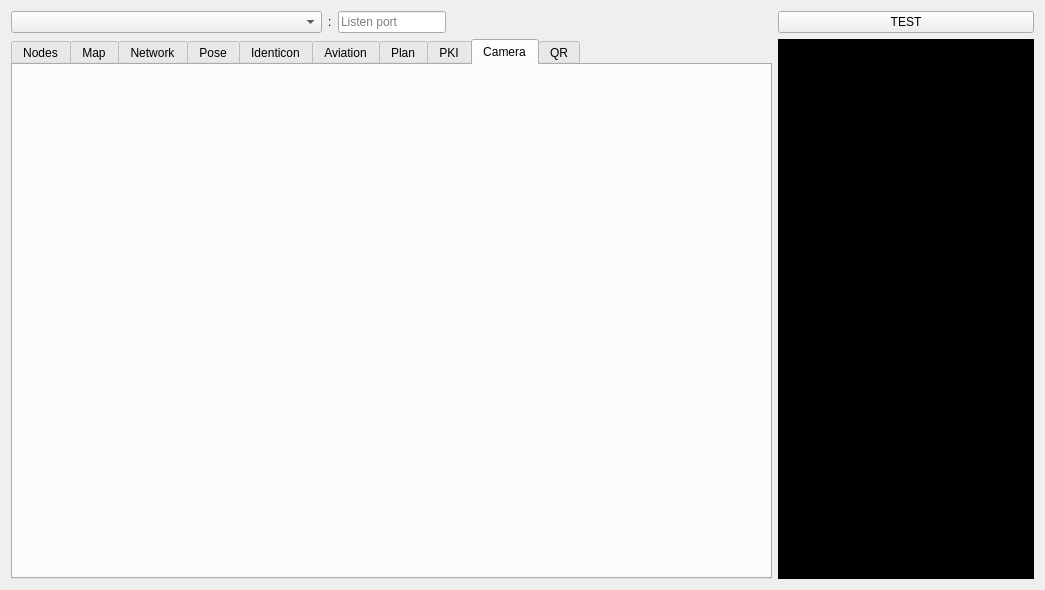
Before: the Qt Designer form lib/ui/HubWindow.ui in mrdeveloperdude/OctoMY, drawn with Qt 5.
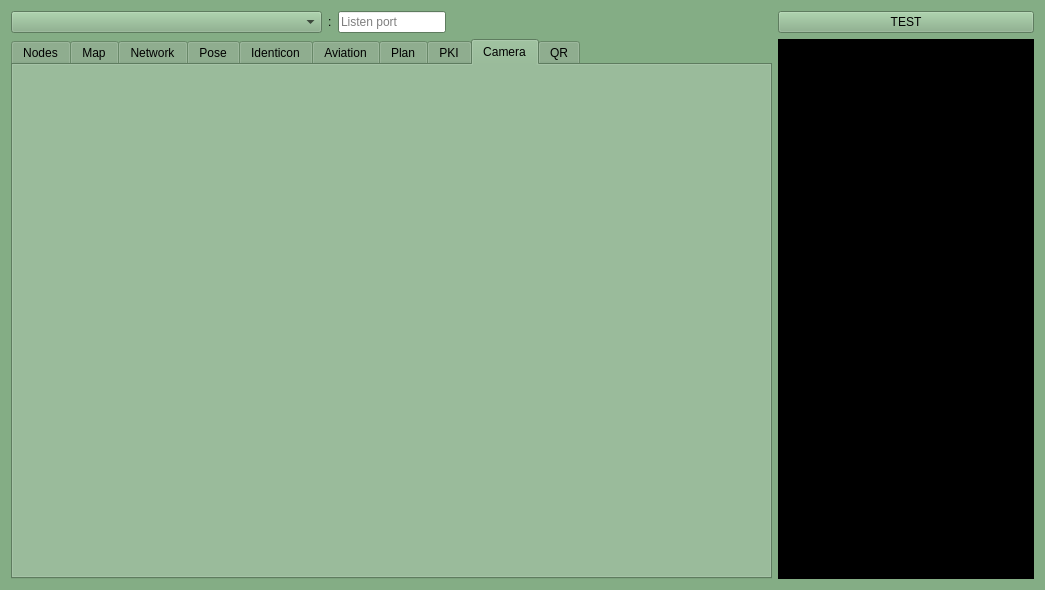
After: the same form once the commit is applied. The open tabs and pages were chosen to show the change. Icons and pictures are not drawn. Custom widgets are drawn as their Qt base class.

Diff of the .ui file:
```diff
--- a/lib/ui/HubWindow.ui
+++ b/lib/ui/HubWindow.ui
@@ -16,6 +16,421 @@
     <verstretch>0</verstretch>
    </sizepolicy>
   </property>
+  <property name="palette">
+   <palette>
+    <active>
+     <colorrole role="WindowText">
+      <brush brushstyle="SolidPattern">
+       <color alpha="255">
+        <red>0</red>
+        <green>0</green>
+        <blue>0</blue>
+       </color>
+      </brush>
+     </colorrole>
+     <colorrole role="Button">
+      <brush brushstyle="SolidPattern">
+       <color alpha="255">
+        <red>132</red>
+        <green>173</green>
+        <blue>133</blue>
+       </color>
+      </brush>
+     </colorrole>
+     <colorrole role="Light">
+      <brush brushstyle="SolidPattern">
+       <color alpha="255">
+        <red>199</red>
+        <green>255</green>
+        <blue>201</blue>
+       </color>
+      </brush>
+     </colorrole>
+     <colorrole role="Midlight">
+      <brush brushstyle="SolidPattern">
+       <color alpha="255">
+        <red>165</red>
+        <green>214</green>
+        <blue>167</blue>
+       </color>
+      </brush>
+     </colorrole>
+     <colorrole role="Dark">
+      <brush brushstyle="SolidPattern">
+       <color alpha="255">
+        <red>66</red>
+        <green>86</green>
+        <blue>66</blue>
+       </color>
+      </brush>
+     </colorrole>
+     <colorrole role="Mid">
+      <brush brushstyle="SolidPattern">
+       <color alpha="255">
+        <red>88</red>
+        <green>115</green>
+        <blue>89</blue>
+       </color>
+      </brush>
+     </colorrole>
+     <colorrole role="Text">
+      <brush brushstyle="SolidPattern">
+       <color alpha="255">
+        <red>0</red>
+        <green>0</green>
+        <blue>0</blue>
+       </color>
+      </brush>
+     </colorrole>
+     <colorrole role="BrightText">
+      <brush brushstyle="SolidPattern">
+       <color alpha="255">
+        <red>255</red>
+        <green>255</green>
+        <blue>255</blue>
+       </color>
+      </brush>
+     </colorrole>
+     <colorrole role="ButtonText">
+      <brush brushstyle="SolidPattern">
+       <color alpha="255">
+        <red>0</red>
+        <green>0</green>
+        <blue>0</blue>
+       </color>
+      </brush>
+     </colorrole>
+     <colorrole role="Base">
+      <brush brushstyle="SolidPattern">
+       <color alpha="255">
+        <red>255</red>
+        <green>255</green>
+        <blue>255</blue>
+       </color>
+      </brush>
+     </colorrole>
+     <colorrole role="Window">
+      <brush brushstyle="SolidPattern">
+       <color alpha="255">
+        <red>132</red>
+        <green>173</green>
+        <blue>133</blue>
+       </color>
+      </brush>
+     </colorrole>
+     <colorrole role="Shadow">
+      <brush brushstyle="SolidPattern">
+       <color alpha="255">
+        <red>0</red>
+        <green>0</green>
+        <blue>0</blue>
+       </color>
+      </brush>
+     </colorrole>
+     <colorrole role="AlternateBase">
+      <brush brushstyle="SolidPattern">
+       <color alpha="255">
+        <red>193</red>
+        <green>214</green>
+        <blue>194</blue>
+       </color>
+      </brush>
+     </colorrole>
+     <colorrole role="ToolTipBase">
+      <brush brushstyle="SolidPattern">
+       <color alpha="255">
+        <red>255</red>
+        <green>255</green>
+        <blue>220</blue>
+       </color>
+      </brush>
+     </colorrole>
+     <colorrole role="ToolTipText">
+      <brush brushstyle="SolidPattern">
+       <color alpha="255">
+        <red>0</red>
+        <green>0</green>
+        <blue>0</blue>
+       </color>
+      </brush>
+     </colorrole>
+    </active>
+    <inactive>
+     <colorrole role="WindowText">
+      <brush brushstyle="SolidPattern">
+       <color alpha="255">
+        <red>0</red>
+        <green>0</green>
+        <blue>0</blue>
+       </color>
+      </brush>
+     </colorrole>
+     <colorrole role="Button">
+      <brush brushstyle="SolidPattern">
+       <color alpha="255">
+        <red>132</red>
+        <green>173</green>
+        <blue>133</blue>
+       </color>
+      </brush>
+     </colorrole>
+     <colorrole role="Light">
+      <brush brushstyle="SolidPattern">
+       <color alpha="255">
+        <red>199</red>
+        <green>255</green>
+        <blue>201</blue>
+       </color>
+      </brush>
+     </colorrole>
+     <colorrole role="Midlight">
+      <brush brushstyle="SolidPattern">
+       <color alpha="255">
+        <red>165</red>
+        <green>214</green>
+        <blue>167</blue>
+       </color>
+      </brush>
+     </colorrole>
+     <colorrole role="Dark">
+      <brush brushstyle="SolidPattern">
+       <color alpha="255">
+        <red>66</red>
+        <green>86</green>
+        <blue>66</blue>
+       </color>
+      </brush>
+     </colorrole>
+     <colorrole role="Mid">
+      <brush brushstyle="SolidPattern">
+       <color alpha="255">
+        <red>88</red>
+        <green>115</green>
+        <blue>89</blue>
+       </color>
+      </brush>
+     </colorrole>
+     <colorrole role="Text">
+      <brush brushstyle="SolidPattern">
+       <color alpha="255">
+        <red>0</red>
+        <green>0</green>
+        <blue>0</blue>
+       </color>
+      </brush>
+     </colorrole>
+     <colorrole role="BrightText">
+      <brush brushstyle="SolidPattern">
+       <color alpha="255">
+        <red>255</red>
+        <green>255</green>
+        <blue>255</blue>
+       </color>
+      </brush>
+     </colorrole>
+     <colorrole role="ButtonText">
+      <brush brushstyle="SolidPattern">
+       <color alpha="255">
+        <red>0</red>
+        <green>0</green>
+        <blue>0</blue>
+       </color>
+      </brush>
+     </colorrole>
+     <colorrole role="Base">
+      <brush brushstyle="SolidPattern">
+       <color alpha="255">
+        <red>255</red>
+        <green>255</green>
+        <blue>255</blue>
+       </color>
+      </brush>
+     </colorrole>
+     <colorrole role="Window">
+      <brush brushstyle="SolidPattern">
+       <color alpha="255">
+        <red>132</red>
+        <green>173</green>
+        <blue>133</blue>
+       </color>
+      </brush>
+     </colorrole>
+     <colorrole role="Shadow">
+      <brush brushstyle="SolidPattern">
+       <color alpha="255">
+        <red>0</red>
+        <green>0</green>
+        <blue>0</blue>
+       </color>
+      </brush>
+     </colorrole>
+     <colorrole role="AlternateBase">
+      <brush brushstyle="SolidPattern">
+       <color alpha="255">
+        <red>193</red>
+        <green>214</green>
+        <blue>194</blue>
+       </color>
+      </brush>
+     </colorrole>
+     <colorrole role="ToolTipBase">
+      <brush brushstyle="SolidPattern">
+       <color alpha="255">
+        <red>255</red>
+        <green>255</green>
+        <blue>220</blue>
+       </color>
+      </brush>
+     </colorrole>
+     <colorrole role="ToolTipText">
+      <brush brushstyle="SolidPattern">
+       <color alpha="255">
+        <red>0</red>
+        <green>0</green>
+        <blue>0</blue>
+       </color>
+      </brush>
+     </colorrole>
+    </inactive>
+    <disabled>
+     <colorrole role="WindowText">
+      <brush brushstyle="SolidPattern">
+       <color alpha="255">
+        <red>66</red>
+        <green>86</green>
+        <blue>66</blue>
+       </color>
+      </brush>
+     </colorrole>
+     <colorrole role="Button">
+      <brush brushstyle="SolidPattern">
+       <color alpha="255">
+        <red>132</red>
+        <green>173</green>
+        <blue>133</blue>
+       </color>
+      </brush>
+     </colorrole>
+     <colorrole role="Light">
+      <brush brushstyle="SolidPattern">
+       <color alpha="255">
+        <red>199</red>
+        <green>255</green>
+        <blue>201</blue>
+       </color>
+      </brush>
+     </colorrole>
+     <colorrole role="Midlight">
+      <brush brushstyle="SolidPattern">
+       <color alpha="255">
+        <red>165</red>
+        <green>214</green>
+        <blue>167</blue>
+       </color>
+      </brush>
+     </colorrole>
+     <colorrole role="Dark">
+      <brush brushstyle="SolidPattern">
+       <color alpha="255">
+        <red>66</red>
+        <green>86</green>
+        <blue>66</blue>
+       </color>
+      </brush>
+     </colorrole>
+     <colorrole role="Mid">
+      <brush brushstyle="SolidPattern">
+       <color alpha="255">
+        <red>88</red>
+        <green>115</green>
+        <blue>89</blue>
+       </color>
+      </brush>
+     </colorrole>
+     <colorrole role="Text">
+      <brush brushstyle="SolidPattern">
+       <color alpha="255">
+        <red>66</red>
+        <green>86</green>
+        <blue>66</blue>
+       </color>
+      </brush>
+     </colorrole>
+     <colorrole role="BrightText">
+      <brush brushstyle="SolidPattern">
+       <color alpha="255">
+        <red>255</red>
+        <green>255</green>
+        <blue>255</blue>
+       </color>
+      </brush>
+     </colorrole>
+     <colorrole role="ButtonText">
+      <brush brushstyle="SolidPattern">
+       <color alpha="255">
+        <red>66</red>
+        <green>86</green>
+        <blue>66</blue>
+       </color>
+      </brush>
+     </colorrole>
+     <colorrole role="Base">
+      <brush brushstyle="SolidPattern">
+       <color alpha="255">
+        <red>132</red>
+        <green>173</green>
+        <blue>133</blue>
+       </color>
+      </brush>
+     </colorrole>
+     <colorrole role="Window">
+      <brush brushstyle="SolidPattern">
+       <color alpha="255">
+        <red>132</red>
+        <green>173</green>
+        <blue>133</blue>
+       </color>
+      </brush>
+     </colorrole>
+     <colorrole role="Shadow">
+      <brush brushstyle="SolidPattern">
+       <color alpha="255">
+        <red>0</red>
+        <green>0</green>
+        <blue>0</blue>
+       </color>
+      </brush>
+     </colorrole>
+     <colorrole role="AlternateBase">
+      <brush brushstyle="SolidPattern">
+       <color alpha="255">
+        <red>132</red>
+        <green>173</green>
+        <blue>133</blue>
+       </color>
+      </brush>
+     </colorrole>
+     <colorrole role="ToolTipBase">
+      <brush brushstyle="SolidPattern">
+       <color alpha="255">
+        <red>255</red>
+        <green>255</green>
+        <blue>220</blue>
+       </color>
+      </brush>
+     </colorrole>
+     <colorrole role="ToolTipText">
+      <brush brushstyle="SolidPattern">
+       <color alpha="255">
+        <red>0</red>
+        <green>0</green>
+        <blue>0</blue>
+       </color>
+      </brush>
+     </colorrole>
+    </disabled>
+   </palette>
+  </property>
   <property name="windowTitle">
    <string>OctoMY™ - Hub</string>
   </property>
@@ -1114,17 +1529,17 @@
    <extends>QLineEdit</extends>
    <header>widgets/TextEntry.hpp</header>
   </customwidget>
+  <customwidget>
+   <class>IdenticonWidget</class>
+   <extends>QWidget</extends>
+   <header>widgets/IdenticonWidget.hpp</header>
+   <container>1</container>
+  </customwidget>
   <customwidget>
    <class>LocalAddressEntry</class>
    <extends>QComboBox</extends>
    <header>widgets/LocalAddressEntry.hpp</header>
   </customwidget>
-  <customwidget>
-   <class>IdenticonWidget</class>
-   <extends>QWidget</extends>
-   <header>widgets/IdenticonWidget.hpp</header>
-   <container>1</container>
-  </customwidget>
   <customwidget>
    <class>qmapcontrol::MapControl</class>
    <extends>QWidget</extends>
```
Left out of the diff: 2 changed lines with no effect on the pictures.
